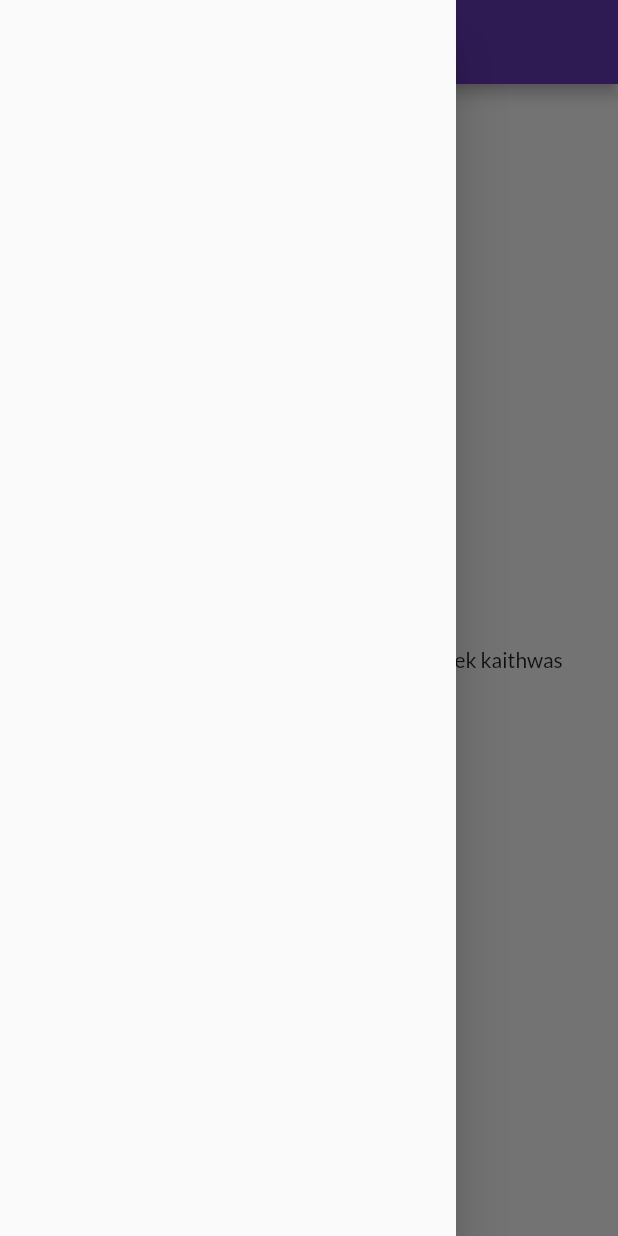
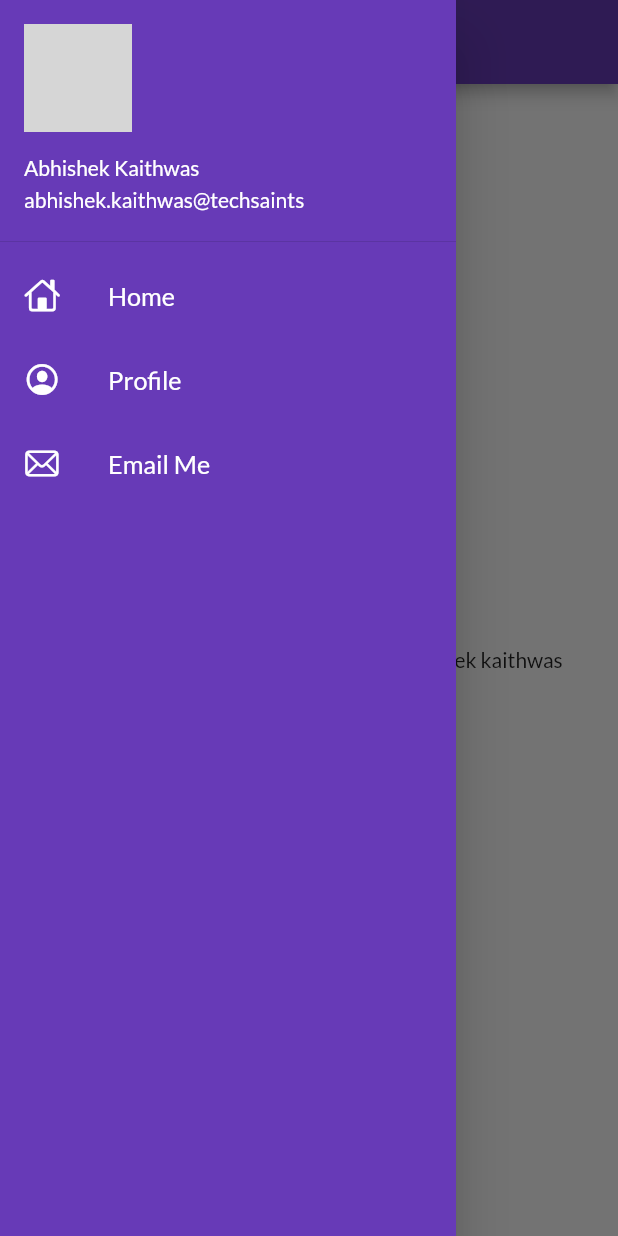
Before and after one commit to abhishek-kaithwas/30DayesOfFlutter, a Flutter app: the HomePage screen opened by its route, with the side drawer open, on a phone screen of 412 x 824 dp. Run offline on Flutter 3.47's test engine with Material 2 defaults, Android fonts, the phone set to English and light mode, and no system bars; our stand-ins replace google_fonts; network calls fail; grey boxes are pictures that could not be loaded.

Commit message:
day9 completed

```diff
--- a/lib/pages/home_page.dart
+++ b/lib/pages/home_page.dart
@@ -1,8 +1,11 @@
 import 'package:flutter/material.dart';
+import 'package:flutter_application_1/widgets/drawer.dart';
 
 class HomePage extends StatelessWidget {
   final int days = 30;
   final String name = "Abhsihek kaithwas";
+
+  const HomePage({Key? key}) : super(key: key);
 
   @override
   Widget build(BuildContext context) {
@@ -13,7 +16,7 @@ class HomePage extends StatelessWidget {
       body: Center(
         child: Text("Hello Welcome to $days dart project by $name"),
       ),
-      drawer: const Drawer(),
+      drawer: const MyDrawer(),
     );
   }
 }
--- /dev/null
+++ b/lib/widgets/drawer.dart
@@ -0,0 +1,68 @@
+import 'package:flutter/cupertino.dart';
+import 'package:flutter/material.dart';
+
+class MyDrawer extends StatelessWidget {
+  const MyDrawer({Key? key}) : super(key: key);
+
+  @override
+  Widget build(BuildContext context) {
+    // ignore: prefer_const_declarations
+    final imageUrl =
+        "https://m0.her.ie/wp-content/uploads/2018/01/07093633/GettyImages-887815620.jpg";
+    return Drawer(
+      child: Container(
+        color: Colors.deepPurple,
+        child: ListView(
+          // ignore: prefer_const_literals_to_create_immutables
+          padding: EdgeInsets.zero,
+          children: [
+            DrawerHeader(
+              padding: EdgeInsets.zero,
+              child: UserAccountsDrawerHeader(
+                margin: EdgeInsets.zero,
+                accountName: const Text("Abhishek Kaithwas"),
+                accountEmail: const Text("abhishek.kaithwas@techsaints"),
+                currentAccountPicture: CircleAvatar(
+                  backgroundImage: NetworkImage(imageUrl),
+                ),
+              ),
+            ),
+            const ListTile(
+              leading: Icon(
+                CupertinoIcons.home,
+                color: Colors.white,
+              ),
+              title: Text(
+                "Home",
+                textScaleFactor: 1.2,
+                style: TextStyle(color: Colors.white),
+              ),
+            ),
+            const ListTile(
+              leading: Icon(
+                CupertinoIcons.profile_circled,
+                color: Colors.white,
+              ),
+              title: Text(
+                "Profile",
+                textScaleFactor: 1.2,
+                style: TextStyle(color: Colors.white),
+              ),
+            ),
+            const ListTile(
+              leading: Icon(
+                CupertinoIcons.mail,
+                color: Colors.white,
+              ),
+              title: Text(
+                "Email Me",
+                textScaleFactor: 1.2,
+                style: TextStyle(color: Colors.white),
+              ),
+            )
+          ],
+        ),
+      ),
+    );
+  }
+}
```
Also changed, not shown: assets/images/rock.jpg (added).
